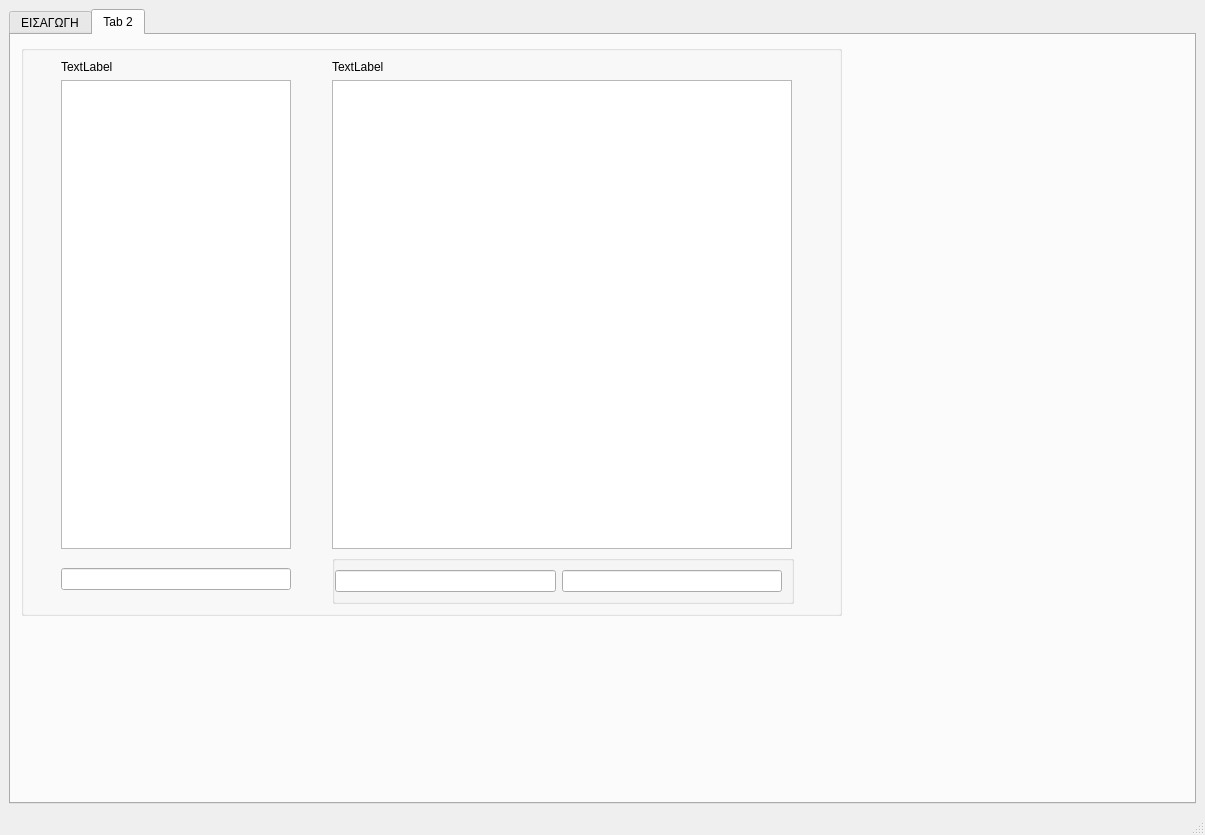
Shockrates/Python-Expense-Tracker, file resources/mainwindow.ui: the form before one commit.
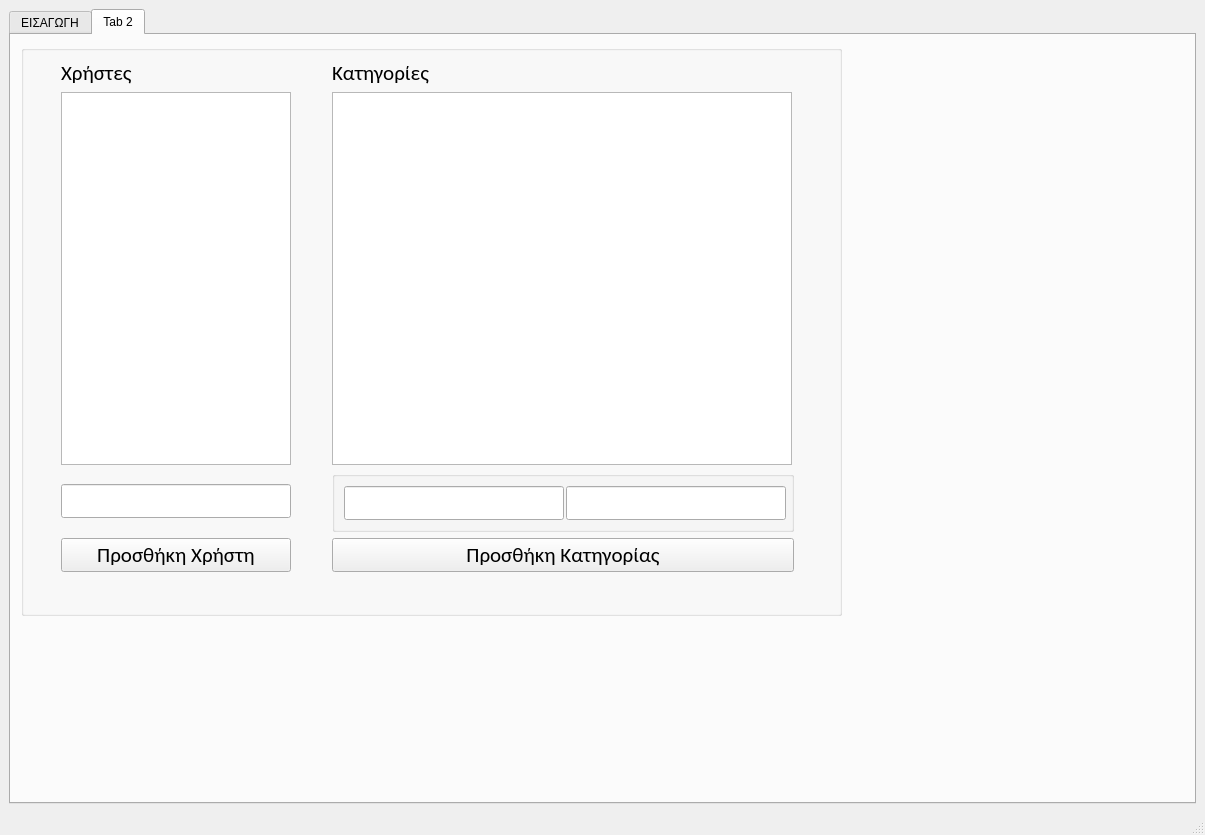
The form after the commit.

Commit message: Create new User and Category added

What changed in the file:
```diff
--- a/resources/mainwindow.ui
+++ b/resources/mainwindow.ui
@@ -301,12 +301,25 @@
           <height>571</height>
          </rect>
         </property>
+        <property name="font">
+         <font>
+          <family>Calibri</family>
+          <pointsize>16</pointsize>
+         </font>
+        </property>
         <layout class="QGridLayout" name="gridLayout_2">
          <property name="leftMargin">
           <number>2</number>
          </property>
+         <item row="1" column="0">
+          <widget class="QLabel" name="usersDataLabel">
+           <property name="text">
+            <string>Χρήστες</string>
+           </property>
+          </widget>
+         </item>
          <item row="2" column="1">
-          <widget class="QTableWidget" name="categoryDataTable">
+          <widget class="QTableView" name="categoryDataTable">
            <property name="maximumSize">
             <size>
              <width>460</width>
@@ -315,13 +328,6 @@
            </property>
           </widget>
          </item>
-         <item row="1" column="1">
-          <widget class="QLabel" name="categoryDataLabel">
-           <property name="text">
-            <string>TextLabel</string>
-           </property>
-          </widget>
-         </item>
          <item row="2" column="0" alignment="Qt::AlignLeft">
           <widget class="QListView" name="usersDataTable">
            <property name="minimumSize">
@@ -338,6 +344,13 @@
            </property>
           </widget>
          </item>
+         <item row="1" column="1">
+          <widget class="QLabel" name="categoryDataLabel">
+           <property name="text">
+            <string>Κατηγορίες</string>
+           </property>
+          </widget>
+         </item>
          <item row="3" column="0">
           <widget class="QLineEdit" name="usersDataInput">
            <property name="minimumSize">
@@ -364,10 +377,16 @@
            </property>
            <layout class="QHBoxLayout" name="horizontalLayout_2">
             <property name="leftMargin">
-             <number>0</number>
+             <number>9</number>
             </property>
             <item>
              <widget class="QLineEdit" name="categoryDataInput">
+              <property name="minimumSize">
+               <size>
+                <width>220</width>
+                <height>0</height>
+               </size>
+              </property>
               <property name="maximumSize">
                <size>
                 <width>230</width>
@@ -376,8 +395,14 @@
               </property>
              </widget>
             </item>
-            <item>
+            <item alignment="Qt::AlignRight">
              <widget class="QLineEdit" name="categoryTypoeDataInput">
+              <property name="minimumSize">
+               <size>
+                <width>220</width>
+                <height>0</height>
+               </size>
+              </property>
               <property name="maximumSize">
                <size>
                 <width>230</width>
@@ -389,10 +414,24 @@
            </layout>
           </widget>
          </item>
-         <item row="1" column="0">
-          <widget class="QLabel" name="usersDataLabel">
+         <item row="4" column="0">
+          <widget class="QPushButton" name="addUserButton">
            <property name="text">
-            <string>TextLabel</string>
+            <string>Προσθήκη Χρήστη</string>
+           </property>
+          </widget>
+         </item>
+         <item row="4" column="1">
+          <widget class="QPushButton" name="addCategoryButton">
+           <property name="text">
+            <string>Προσθήκη Κατηγορίας</string>
+           </property>
+          </widget>
+         </item>
+         <item row="5" column="0" colspan="2" alignment="Qt::AlignHCenter">
+          <widget class="QLabel" name="messageLabel">
+           <property name="text">
+            <string/>
            </property>
           </widget>
          </item>
```
The commit also changes 14 other files.
